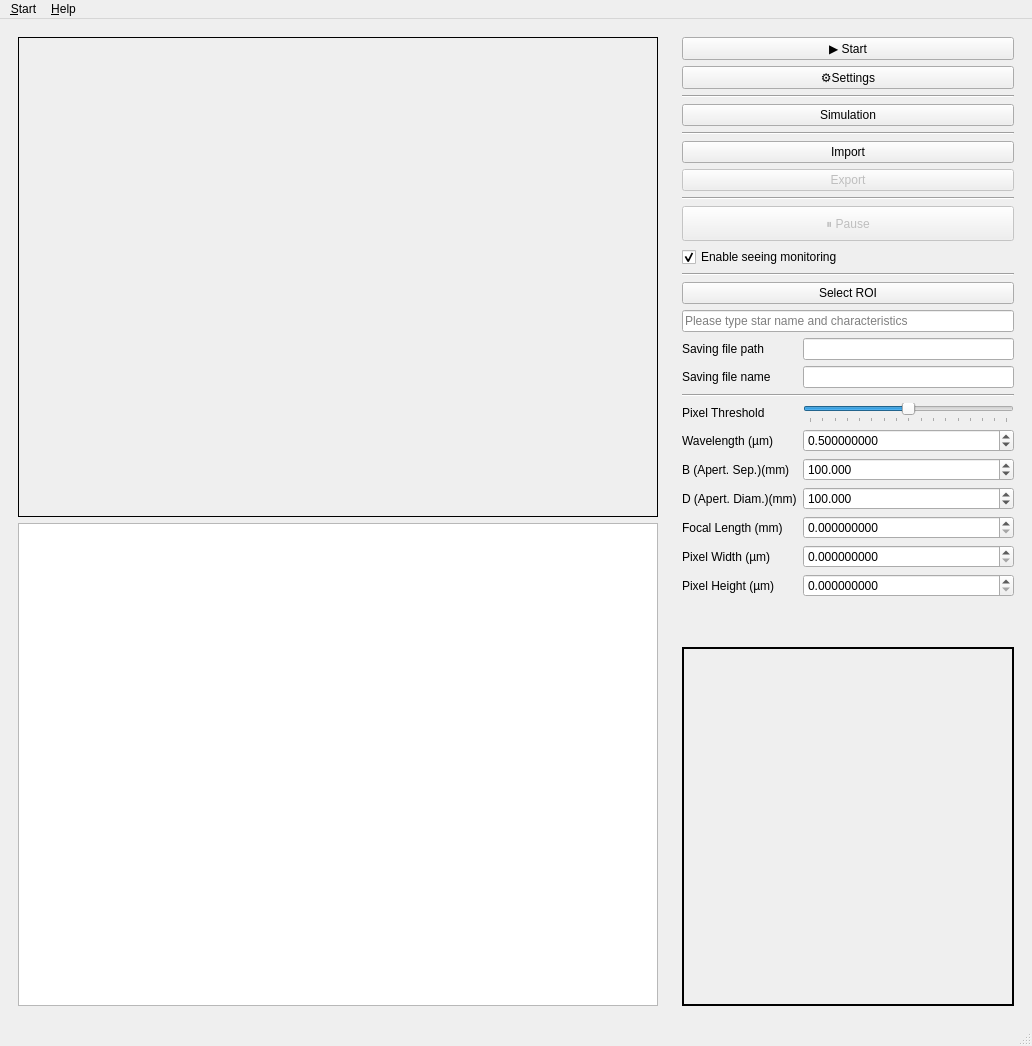
Before: the Qt Designer form code/real-time-seeing/ui/layout.ui in r13i/dimm-project, drawn with Qt 5.
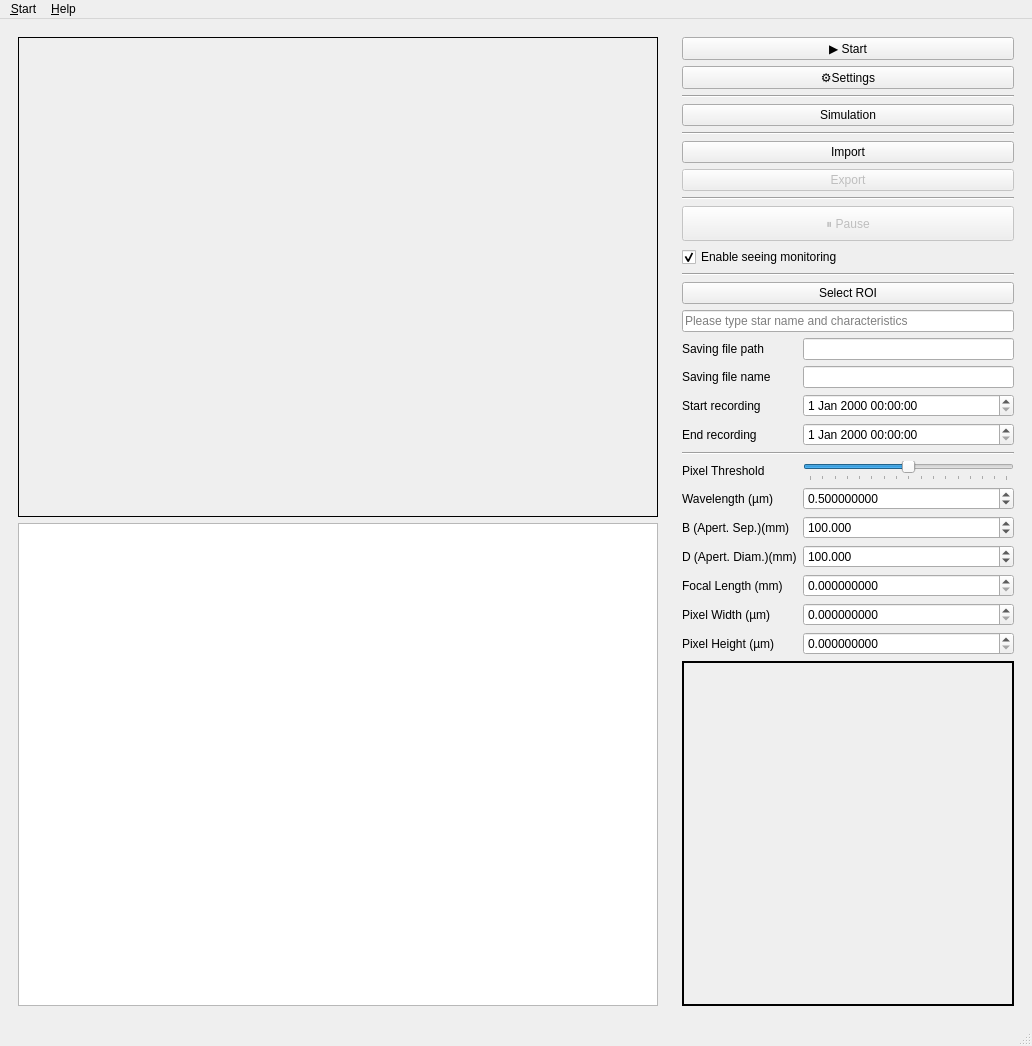
After: the same form once the commit is applied. Icons and pictures are not drawn.

Commit message: Add saving video between time interval

Patch:
```diff
--- a/code/real-time-seeing/ui/layout.ui
+++ b/code/real-time-seeing/ui/layout.ui
@@ -205,6 +205,16 @@
            </property>
           </widget>
          </item>
+         <item row="1" column="0" colspan="2">
+          <widget class="QLineEdit" name="lineedit_star">
+           <property name="text">
+            <string/>
+           </property>
+           <property name="placeholderText">
+            <string>Please type star name and characteristics</string>
+           </property>
+          </widget>
+         </item>
          <item row="2" column="0">
           <widget class="QLabel" name="label_7">
            <property name="text">
@@ -225,21 +235,21 @@
          <item row="3" column="1">
           <widget class="QLineEdit" name="lineedit_filename"/>
          </item>
-         <item row="4" column="0" colspan="2">
+         <item row="6" column="0" colspan="2">
           <widget class="Line" name="line_5">
            <property name="orientation">
             <enum>Qt::Horizontal</enum>
            </property>
           </widget>
          </item>
-         <item row="5" column="0">
+         <item row="8" column="0">
           <widget class="QLabel" name="label_threshold">
            <property name="text">
             <string>Pixel Threshold</string>
            </property>
           </widget>
          </item>
-         <item row="5" column="1">
+         <item row="8" column="1">
           <widget class="QSlider" name="slider_threshold">
            <property name="maximum">
             <number>255</number>
@@ -258,7 +268,7 @@
            </property>
           </widget>
          </item>
-         <item row="6" column="0">
+         <item row="9" column="0">
           <widget class="QLabel" name="label">
            <property name="toolTip">
             <string>&lt;html&gt;&lt;head/&gt;&lt;body&gt;&lt;p&gt;Wavelength in micrometers&lt;/p&gt;&lt;/body&gt;&lt;/html&gt;</string>
@@ -271,7 +281,7 @@
            </property>
           </widget>
          </item>
-         <item row="6" column="1">
+         <item row="9" column="1">
           <widget class="QDoubleSpinBox" name="spinbox_lambda">
            <property name="sizePolicy">
             <sizepolicy hsizetype="Minimum" vsizetype="Fixed">
@@ -293,7 +303,7 @@
            </property>
           </widget>
          </item>
-         <item row="7" column="0">
+         <item row="10" column="0">
           <widget class="QLabel" name="label_2">
            <property name="toolTip">
             <string>&lt;html&gt;&lt;head/&gt;&lt;body&gt;&lt;p&gt;Apertures Separation in meters&lt;/p&gt;&lt;/body&gt;&lt;/html&gt;</string>
@@ -306,7 +316,7 @@
            </property>
           </widget>
          </item>
-         <item row="7" column="1">
+         <item row="10" column="1">
           <widget class="QDoubleSpinBox" name="spinbox_b">
            <property name="sizePolicy">
             <sizepolicy hsizetype="Minimum" vsizetype="Fixed">
@@ -325,7 +335,7 @@
            </property>
           </widget>
          </item>
-         <item row="8" column="0">
+         <item row="11" column="0">
           <widget class="QLabel" name="label_3">
            <property name="toolTip">
             <string>&lt;html&gt;&lt;head/&gt;&lt;body&gt;&lt;p&gt;Apertures Diameter in meters&lt;/p&gt;&lt;/body&gt;&lt;/html&gt;</string>
@@ -338,7 +348,7 @@
            </property>
           </widget>
          </item>
-         <item row="8" column="1">
+         <item row="11" column="1">
           <widget class="QDoubleSpinBox" name="spinbox_d">
            <property name="sizePolicy">
             <sizepolicy hsizetype="Minimum" vsizetype="Fixed">
@@ -357,7 +367,7 @@
            </property>
           </widget>
          </item>
-         <item row="9" column="0">
+         <item row="12" column="0">
           <widget class="QLabel" name="label_4">
            <property name="toolTip">
             <string>&lt;html&gt;&lt;head/&gt;&lt;body&gt;&lt;p&gt;Focal Length in millimeters&lt;/p&gt;&lt;/body&gt;&lt;/html&gt;</string>
@@ -370,7 +380,7 @@
            </property>
           </widget>
          </item>
-         <item row="9" column="1">
+         <item row="12" column="1">
           <widget class="QDoubleSpinBox" name="spinbox_focal">
            <property name="decimals">
             <number>9</number>
@@ -380,7 +390,7 @@
            </property>
           </widget>
          </item>
-         <item row="10" column="0">
+         <item row="13" column="0">
           <widget class="QLabel" name="label_5">
            <property name="toolTip">
             <string>&lt;html&gt;&lt;head/&gt;&lt;body&gt;&lt;p&gt;Pixel Width in micrometers&lt;/p&gt;&lt;/body&gt;&lt;/html&gt;</string>
@@ -393,7 +403,7 @@
            </property>
           </widget>
          </item>
-         <item row="10" column="1">
+         <item row="13" column="1">
           <widget class="QDoubleSpinBox" name="spinbox_pwidth">
            <property name="sizePolicy">
             <sizepolicy hsizetype="Minimum" vsizetype="Fixed">
@@ -409,7 +419,7 @@
            </property>
           </widget>
          </item>
-         <item row="11" column="0">
+         <item row="14" column="0">
           <widget class="QLabel" name="label_6">
            <property name="toolTip">
             <string>&lt;html&gt;&lt;head/&gt;&lt;body&gt;&lt;p&gt;Pixel Height in micrometers&lt;/p&gt;&lt;/body&gt;&lt;/html&gt;</string>
@@ -422,7 +432,7 @@
            </property>
           </widget>
          </item>
-         <item row="11" column="1">
+         <item row="14" column="1">
           <widget class="QDoubleSpinBox" name="spinbox_pheight">
            <property name="sizePolicy">
             <sizepolicy hsizetype="Minimum" vsizetype="Fixed">
@@ -438,13 +448,23 @@
            </property>
           </widget>
          </item>
-         <item row="1" column="0" colspan="2">
-          <widget class="QLineEdit" name="lineedit_star">
+         <item row="4" column="1">
+          <widget class="QDateTimeEdit" name="datetimeedit_start"/>
+         </item>
+         <item row="5" column="1">
+          <widget class="QDateTimeEdit" name="datetimeedit_end"/>
+         </item>
+         <item row="4" column="0">
+          <widget class="QLabel" name="label_9">
            <property name="text">
-            <string/>
+            <string>Start recording</string>
            </property>
-           <property name="placeholderText">
-            <string>Please type star name and characteristics</string>
+          </widget>
+         </item>
+         <item row="5" column="0">
+          <widget class="QLabel" name="label_10">
+           <property name="text">
+            <string>End recording</string>
            </property>
           </widget>
          </item>
```
The commit also changes 2 other files.
